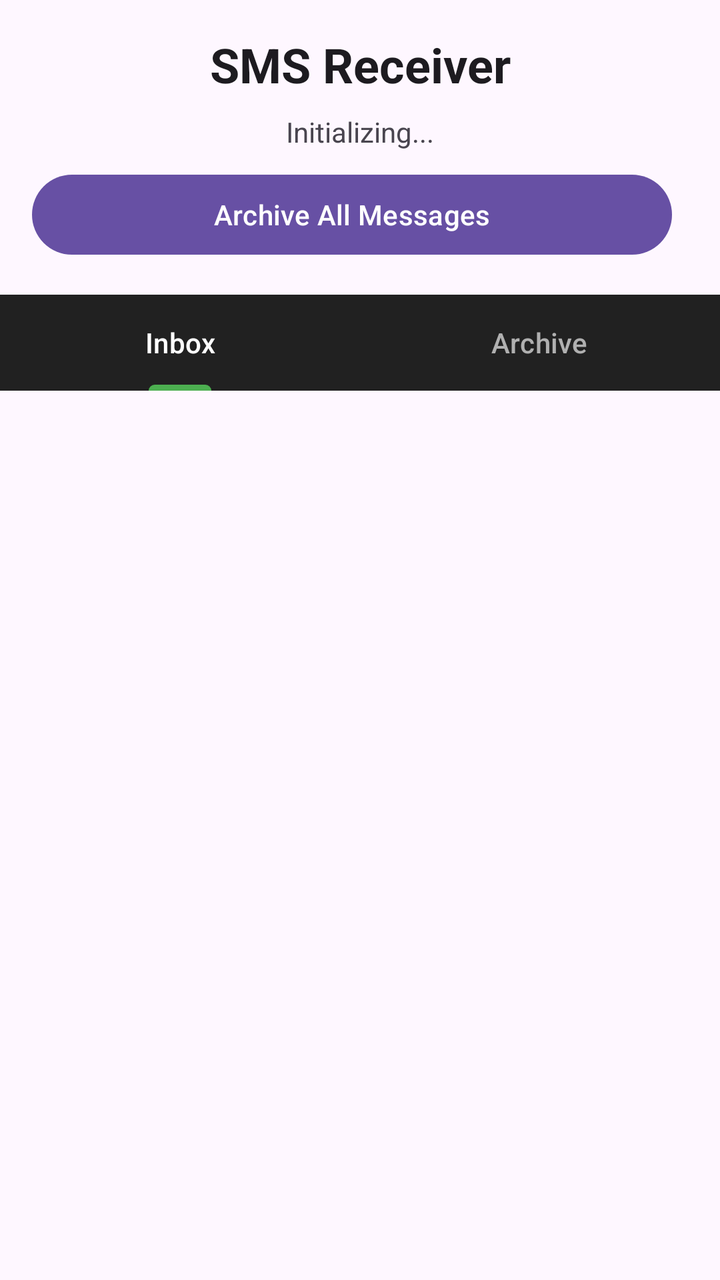
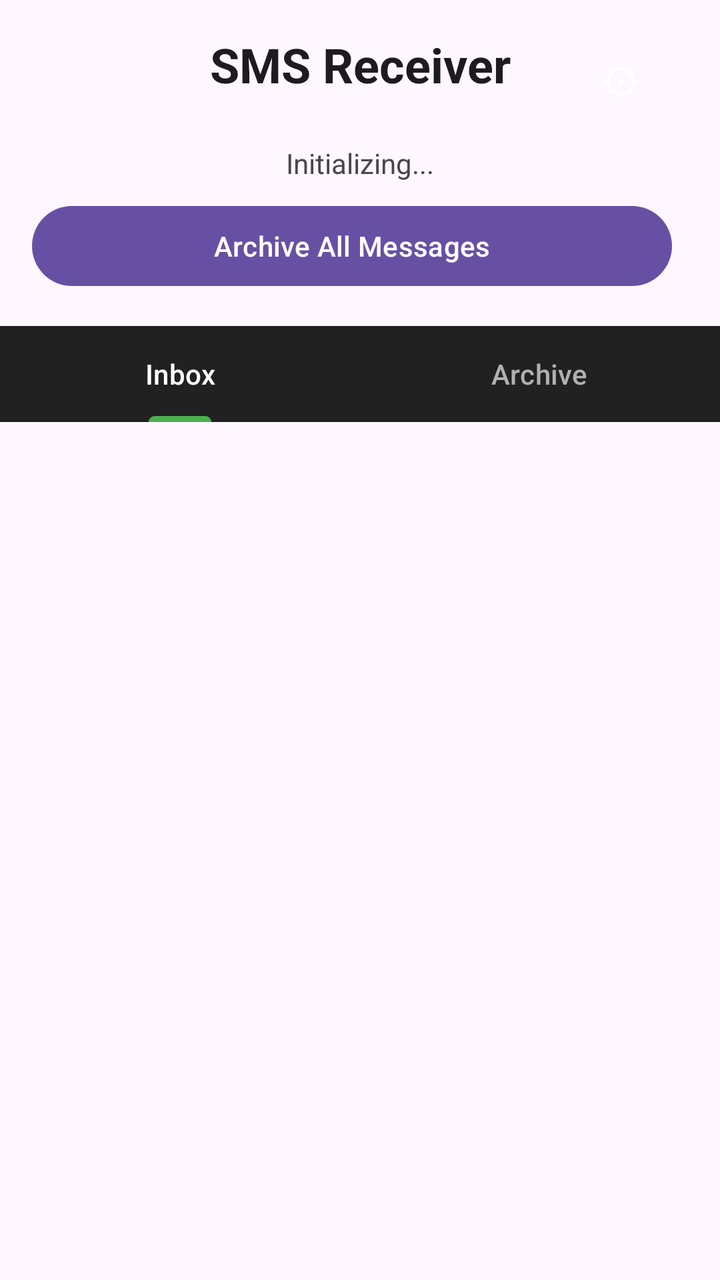

Screens rendered from an Android XML layout before and after an edit, with the pre-edit source and the edit as a unified diff.
<!-- AndroidManifest.xml: application theme Theme.Material3.DayNight -->
<!-- res/layout/activity_main.xml -->
<?xml version="1.0" encoding="utf-8"?>
<LinearLayout xmlns:android="http://schemas.android.com/apk/res/android"
    xmlns:app="http://schemas.android.com/apk/res-auto"
    android:layout_width="match_parent"
    android:layout_height="match_parent"
    android:orientation="vertical">

    <LinearLayout
        android:layout_width="match_parent"
        android:layout_height="wrap_content"
        android:orientation="vertical"
        android:padding="16dp">

        <TextView
            android:id="@+id/titleText"
            android:layout_width="match_parent"
            android:layout_height="wrap_content"
            android:text="@string/app_name"
            android:textSize="24sp"
            android:textStyle="bold"
            android:textColor="?android:attr/textColorPrimary"
            android:gravity="center"
            android:paddingBottom="8dp" />

        <TextView
            android:id="@+id/statusText"
            android:layout_width="match_parent"
            android:layout_height="wrap_content"
            android:text="Initializing..."
            android:textSize="14sp"
            android:textColor="?android:attr/textColorSecondary"
            android:gravity="center"
            android:paddingBottom="8dp" />

        <LinearLayout
            android:layout_width="match_parent"
            android:layout_height="wrap_content"
            android:orientation="horizontal">

            <Button
                android:id="@+id/clearButton"
                android:layout_width="0dp"
                android:layout_height="wrap_content"
                android:layout_weight="1"
                android:text="Archive All Messages"
                android:layout_marginEnd="8dp" />

            <Button
                android:id="@+id/deleteButton"
                android:layout_width="0dp"
                android:layout_height="wrap_content"
                android:layout_weight="1"
                android:text="Delete Selected"
                android:visibility="gone"
                android:backgroundTint="#F44336" />

        </LinearLayout>

    </LinearLayout>

    <com.google.android.material.tabs.TabLayout
        android:id="@+id/tabLayout"
        android:layout_width="match_parent"
        android:layout_height="wrap_content"
        android:background="#212121"
        app:tabTextColor="#B0B0B0"
        app:tabSelectedTextColor="#FFFFFF"
        app:tabIndicatorColor="#4CAF50">

        <com.google.android.material.tabs.TabItem
            android:layout_width="wrap_content"
            android:layout_height="wrap_content"
            android:text="Inbox" />

        <com.google.android.material.tabs.TabItem
            android:layout_width="wrap_content"
            android:layout_height="wrap_content"
            android:text="Archive" />

    </com.google.android.material.tabs.TabLayout>

    <androidx.recyclerview.widget.RecyclerView
        android:id="@+id/recyclerView"
        android:layout_width="match_parent"
        android:layout_height="0dp"
        android:layout_weight="1"
        android:clipToPadding="false"
        android:padding="8dp" />

</LinearLayout>
<!-- resources referenced by this layout -->
<resources>
  <string name="app_name">SMS Receiver</string>
</resources>

<!-- the commit's change to res/layout/activity_main.xml (unified diff, before → after) -->
@@ -11,16 +11,33 @@
         android:orientation="vertical"
         android:padding="16dp">
 
-        <TextView
-            android:id="@+id/titleText"
+        <RelativeLayout
             android:layout_width="match_parent"
             android:layout_height="wrap_content"
-            android:text="@string/app_name"
-            android:textSize="24sp"
-            android:textStyle="bold"
-            android:textColor="?android:attr/textColorPrimary"
-            android:gravity="center"
-            android:paddingBottom="8dp" />
+            android:paddingBottom="8dp">
+
+            <TextView
+                android:id="@+id/titleText"
+                android:layout_width="match_parent"
+                android:layout_height="wrap_content"
+                android:text="@string/app_name"
+                android:textSize="24sp"
+                android:textStyle="bold"
+                android:textColor="?android:attr/textColorPrimary"
+                android:gravity="center" />
+
+            <Button
+                android:id="@+id/settingsButton"
+                android:layout_width="wrap_content"
+                android:layout_height="wrap_content"
+                android:layout_alignParentEnd="true"
+                android:text="⚙"
+                android:textSize="20sp"
+                style="?android:attr/borderlessButtonStyle"
+                android:minWidth="48dp"
+                android:minHeight="48dp" />
+
+        </RelativeLayout>
 
         <TextView
             android:id="@+id/statusText"
